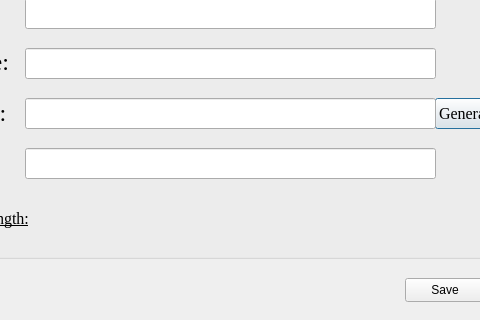
Qt form newpass.ui (utkrix/Kavach) before a commit; both pictures show x 145 to 625 and y 152 to 472 of the 761 by 472 pixel window.
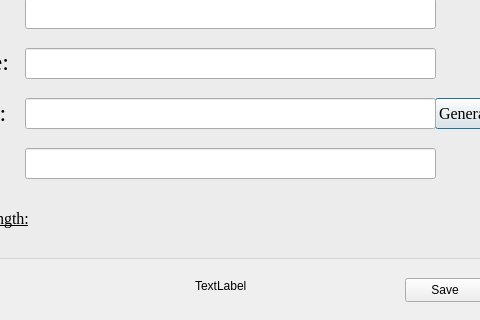
The same form after that commit. Icons and pictures are not drawn.

Diff of the .ui file:
```diff
--- a/newpass.ui
+++ b/newpass.ui
@@ -367,6 +367,19 @@
     <string>Back</string>
    </property>
   </widget>
+  <widget class="QLabel" name="lable">
+   <property name="geometry">
+    <rect>
+     <x>340</x>
+     <y>430</y>
+     <width>91</width>
+     <height>16</height>
+    </rect>
+   </property>
+   <property name="text">
+    <string>TextLabel</string>
+   </property>
+  </widget>
  </widget>
  <resources/>
  <connections/>
```
